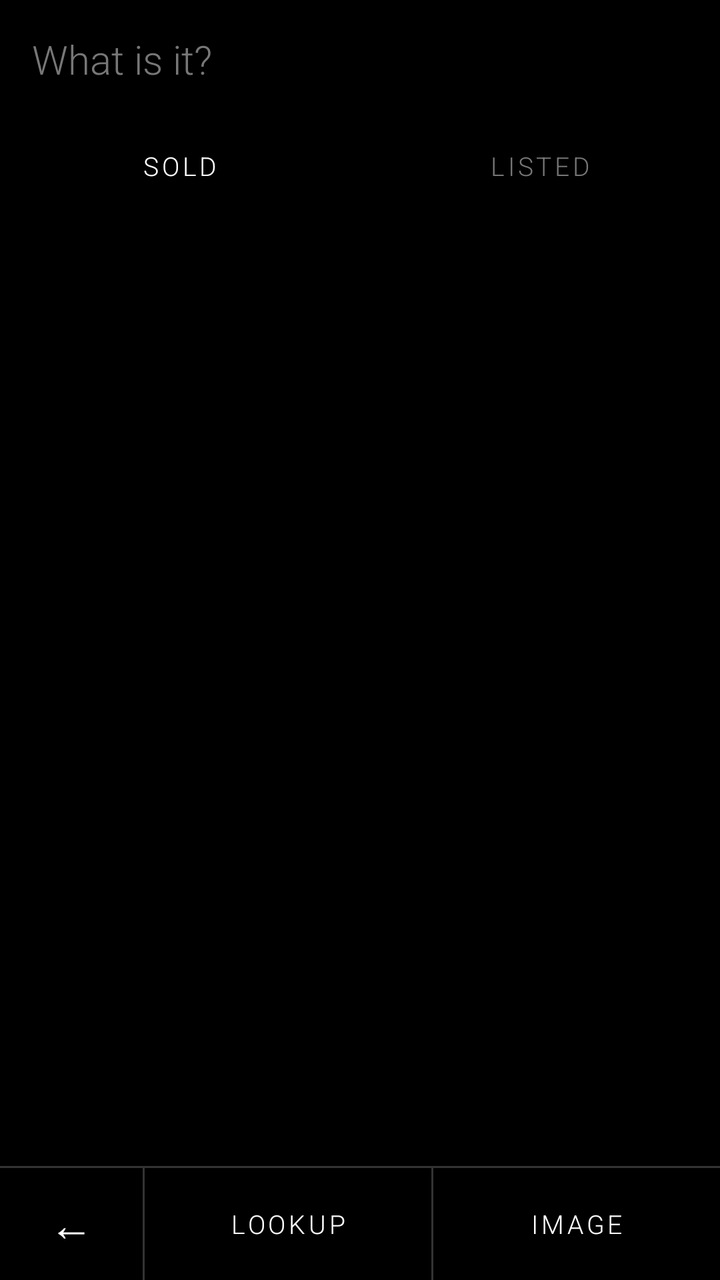
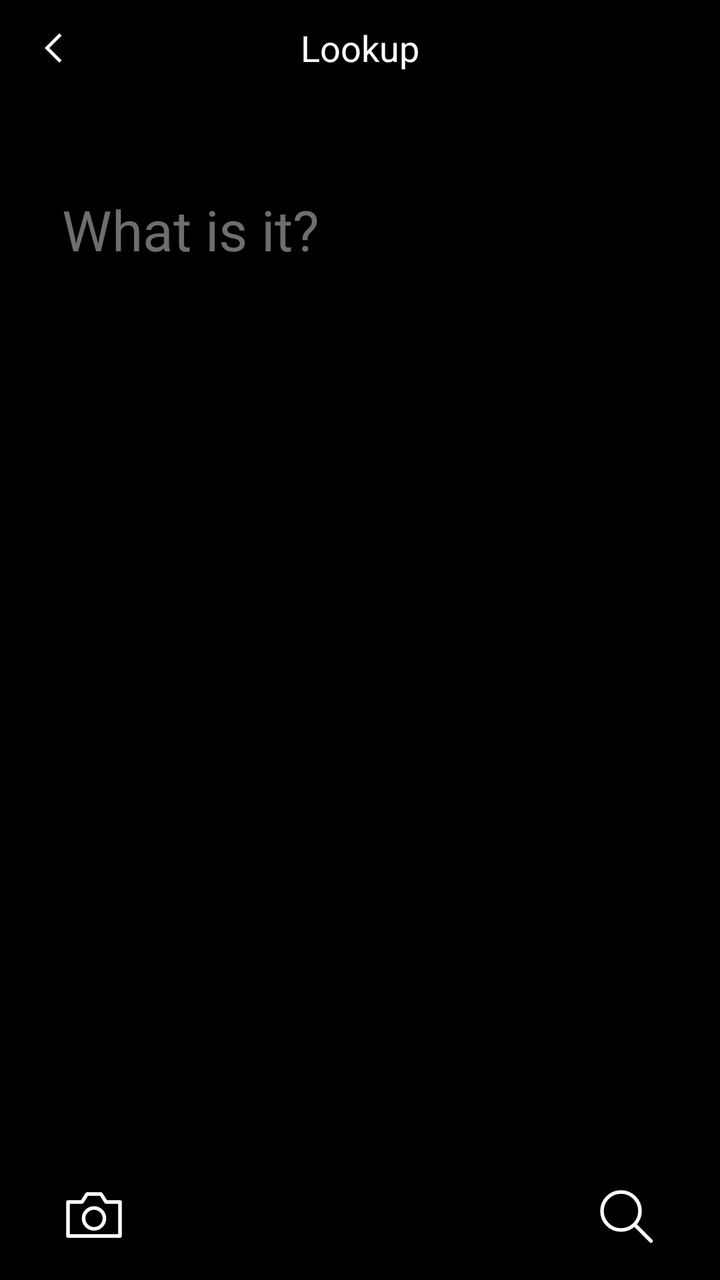

Screens rendered from an Android XML layout before and after an edit, with the pre-edit source and the edit as a unified diff.
<!-- AndroidManifest.xml: application theme Theme.LookupBrowser -->
<!-- res/layout/activity_main.xml -->
<?xml version="1.0" encoding="utf-8"?>
<LinearLayout
    xmlns:android="http://schemas.android.com/apk/res/android"
    android:layout_width="match_parent"
    android:layout_height="match_parent"
    android:orientation="vertical">

    <FrameLayout
        android:layout_width="match_parent"
        android:layout_height="0dp"
        android:layout_weight="1">

        <WebView
            android:id="@+id/webView"
            android:layout_width="match_parent"
            android:layout_height="match_parent"
            android:visibility="gone" />

        
        <LinearLayout
            android:id="@+id/lookupPane"
            android:layout_width="match_parent"
            android:layout_height="match_parent"
            android:background="#000000"
            android:orientation="vertical">

            <EditText
                android:id="@+id/queryField"
                android:layout_width="match_parent"
                android:layout_height="wrap_content"
                android:background="@android:color/transparent"
                android:fontFamily="sans-serif-light"
                android:hint="What is it?"
                android:imeOptions="actionSearch"
                android:inputType="text"
                android:maxLines="1"
                android:padding="16dp"
                android:textColor="#FFFFFF"
                android:textColorHint="#777777"
                android:textSize="20sp" />

            <LinearLayout
                android:layout_width="match_parent"
                android:layout_height="48dp"
                android:orientation="horizontal">

                <TextView
                    android:id="@+id/tabSold"
                    android:layout_width="0dp"
                    android:layout_height="match_parent"
                    android:layout_weight="1"
                    android:fontFamily="sans-serif-light"
                    android:gravity="center"
                    android:letterSpacing="0.12"
                    android:text="SOLD"
                    android:textColor="#FFFFFF"
                    android:textSize="13sp" />

                <TextView
                    android:id="@+id/tabActive"
                    android:layout_width="0dp"
                    android:layout_height="match_parent"
                    android:layout_weight="1"
                    android:fontFamily="sans-serif-light"
                    android:gravity="center"
                    android:letterSpacing="0.12"
                    android:text="LISTED"
                    android:textColor="#777777"
                    android:textSize="13sp" />
            </LinearLayout>

            <TextView
                android:id="@+id/summary"
                android:layout_width="match_parent"
                android:layout_height="wrap_content"
                android:fontFamily="sans-serif-light"
                android:paddingBottom="8dp"
                android:paddingLeft="16dp"
                android:paddingRight="16dp"
                android:textColor="#BBBBBB"
                android:textSize="15sp" />

            <ListView
                android:id="@+id/resultList"
                android:layout_width="match_parent"
                android:layout_height="0dp"
                android:layout_weight="1"
                android:divider="#222222"
                android:dividerHeight="1dp" />
        </LinearLayout>

        <WebView
            android:id="@+id/scraper"
            android:layout_width="1dp"
            android:layout_height="1dp"
            android:visibility="invisible" />
    </FrameLayout>

    
    <View
        android:layout_width="match_parent"
        android:layout_height="1dp"
        android:background="#333333" />

    
    <LinearLayout
        android:layout_width="match_parent"
        android:layout_height="56dp"
        android:background="#000000"
        android:orientation="horizontal">

        <TextView
            android:id="@+id/btnBack"
            android:layout_width="0dp"
            android:layout_height="match_parent"
            android:layout_weight="1"
            android:gravity="center"
            android:text="←"
            android:textColor="#FFFFFF"
            android:textSize="22sp"
            android:fontFamily="sans-serif-light"
            android:clickable="true"
            android:focusable="true" />

        <View
            android:layout_width="1dp"
            android:layout_height="match_parent"
            android:background="#333333" />

        <TextView
            android:id="@+id/btnEbay"
            android:layout_width="0dp"
            android:layout_height="match_parent"
            android:layout_weight="2"
            android:gravity="center"
            android:text="LOOKUP"
            android:textColor="#FFFFFF"
            android:textSize="13sp"
            android:letterSpacing="0.12"
            android:fontFamily="sans-serif-light"
            android:clickable="true"
            android:focusable="true" />

        <View
            android:layout_width="1dp"
            android:layout_height="match_parent"
            android:background="#333333" />

        <TextView
            android:id="@+id/btnImage"
            android:layout_width="0dp"
            android:layout_height="match_parent"
            android:layout_weight="2"
            android:gravity="center"
            android:text="IMAGE"
            android:textColor="#FFFFFF"
            android:textSize="13sp"
            android:letterSpacing="0.12"
            android:fontFamily="sans-serif-light"
            android:clickable="true"
            android:focusable="true" />

    </LinearLayout>
</LinearLayout>
<!-- resources referenced by this layout -->
<resources>
  <style name="Theme.LookupBrowser" parent="Theme.AppCompat.NoActionBar">
          <item name="android:windowBackground">@android:color/black</item>
          <item name="android:statusBarColor">#000000</item>
          <item name="android:navigationBarColor">#000000</item>
          <item name="android:windowLightStatusBar">false</item>
      </style>
</resources>

<!-- the commit's change to res/layout/activity_main.xml (unified diff, before → after) -->
@@ -1,83 +1,90 @@
 <?xml version="1.0" encoding="utf-8"?>
-<LinearLayout
-    xmlns:android="http://schemas.android.com/apk/res/android"
+<LinearLayout xmlns:android="http://schemas.android.com/apk/res/android"
     android:layout_width="match_parent"
     android:layout_height="match_parent"
+    android:background="#000000"
     android:orientation="vertical">
+
+    
+    <FrameLayout
+        android:layout_width="match_parent"
+        android:layout_height="48dp">
+
+        <ImageView
+            android:id="@+id/btnBack"
+            android:focusable="false"
+            android:layout_width="56dp"
+            android:layout_height="48dp"
+            android:contentDescription="Back"
+            android:paddingBottom="14dp"
+            android:paddingLeft="19dp"
+            android:paddingRight="19dp"
+            android:paddingTop="14dp"
+            android:src="@drawable/ic_back" />
+
+        <TextView
+            android:id="@+id/title"
+            android:layout_width="wrap_content"
+            android:layout_height="match_parent"
+            android:layout_gravity="center_horizontal"
+            android:ellipsize="end"
+            android:gravity="center_vertical"
+            android:maxLines="1"
+            android:maxWidth="260dp"
+            android:text="Lookup"
+            android:textColor="#FFFFFF"
+            android:textSize="18sp" />
+    </FrameLayout>
 
     <FrameLayout
         android:layout_width="match_parent"
         android:layout_height="0dp"
         android:layout_weight="1">
 
-        <WebView
-            android:id="@+id/webView"
+        
+        <LinearLayout
+            android:id="@+id/homePane"
             android:layout_width="match_parent"
             android:layout_height="match_parent"
-            android:visibility="gone" />
-
-        
-        <LinearLayout
-            android:id="@+id/lookupPane"
-            android:layout_width="match_parent"
-            android:layout_height="match_parent"
-            android:background="#000000"
-            android:orientation="vertical">
+            android:orientation="vertical"
+            android:paddingLeft="31dp"
+            android:paddingRight="31dp">
 
             <EditText
                 android:id="@+id/queryField"
                 android:layout_width="match_parent"
                 android:layout_height="wrap_content"
+                android:layout_marginTop="48dp"
                 android:background="@android:color/transparent"
-                android:fontFamily="sans-serif-light"
+                android:gravity="top|start"
                 android:hint="What is it?"
                 android:imeOptions="actionSearch"
-                android:inputType="text"
-                android:maxLines="1"
-                android:padding="16dp"
+                android:inputType="text|textNoSuggestions"
+                android:maxLines="3"
+                android:padding="0dp"
                 android:textColor="#FFFFFF"
-                android:textColorHint="#777777"
-                android:textSize="20sp" />
+                android:textColorHint="#6E6E6E"
+                android:textSize="28sp" />
+        </LinearLayout>
 
-            <LinearLayout
-                android:layout_width="match_parent"
-                android:layout_height="48dp"
-                android:orientation="horizontal">
-
-                <TextView
-                    android:id="@+id/tabSold"
-                    android:layout_width="0dp"
-                    android:layout_height="match_parent"
-                    android:layout_weight="1"
-                    android:fontFamily="sans-serif-light"
-                    android:gravity="center"
-                    android:letterSpacing="0.12"
-                    android:text="SOLD"
-                    android:textColor="#FFFFFF"
-                    android:textSize="13sp" />
-
-                <TextView
-                    android:id="@+id/tabActive"
-                    android:layout_width="0dp"
-                    android:layout_height="match_parent"
-                    android:layout_weight="1"
-                    android:fontFamily="sans-serif-light"
-                    android:gravity="center"
-                    android:letterSpacing="0.12"
-                    android:text="LISTED"
-                    android:textColor="#777777"
-                    android:textSize="13sp" />
-            </LinearLayout>
+        
+        <LinearLayout
+            android:id="@+id/resultsPane"
+            android:layout_width="match_parent"
+            android:layout_height="match_parent"
+            android:orientation="vertical"
+            android:visibility="gone">
 
             <TextView
                 android:id="@+id/summary"
                 android:layout_width="match_parent"
                 android:layout_height="wrap_content"
-                android:fontFamily="sans-serif-light"
-                android:paddingBottom="8dp"
-                android:paddingLeft="16dp"
-                android:paddingRight="16dp"
-                android:textColor="#BBBBBB"
+                android:lineSpacingExtra="2dp"
+                android:paddingBottom="12dp"
+                android:paddingLeft="31dp"
+                android:paddingRight="31dp"
+                android:paddingTop="8dp"
+                android:textColor="#9A9A9A"
                 android:textSize="15sp" />
 
             <ListView
@@ -85,9 +92,17 @@
                 android:layout_width="match_parent"
                 android:layout_height="0dp"
                 android:layout_weight="1"
-                android:divider="#222222"
-                android:dividerHeight="1dp" />
+                android:divider="@null"
+                android:dividerHeight="0dp"
+                android:overScrollMode="never"
+                android:scrollbars="none" />
         </LinearLayout>
+
+        <WebView
+            android:id="@+id/webView"
+            android:layout_width="match_parent"
+            android:layout_height="match_parent"
+            android:visibility="gone" />
 
         <WebView
             android:id="@+id/scraper"
@@ -97,68 +112,59 @@
     </FrameLayout>
 
     
-    <View
+    <FrameLayout
+        android:id="@+id/bottomBar"
         android:layout_width="match_parent"
-        android:layout_height="1dp"
-        android:background="#333333" />
+        android:layout_height="64dp">
 
-    
-    <LinearLayout
-        android:layout_width="match_parent"
-        android:layout_height="56dp"
-        android:background="#000000"
-        android:orientation="horizontal">
+        <ImageView
+            android:id="@+id/btnLeft"
+            android:focusable="false"
+            android:layout_width="wrap_content"
+            android:layout_height="match_parent"
+            android:layout_gravity="start"
+            android:contentDescription="Photo"
+            android:paddingLeft="31dp"
+            android:paddingRight="24dp"
+            android:src="@drawable/ic_camera" />
 
         <TextView
-            android:id="@+id/btnBack"
-            android:layout_width="0dp"
+            android:id="@+id/labelLeft"
+            android:focusable="false"
+            android:layout_width="wrap_content"
             android:layout_height="match_parent"
-            android:layout_weight="1"
-            android:gravity="center"
-            android:text="←"
+            android:layout_gravity="start"
+            android:gravity="center_vertical"
+            android:paddingLeft="31dp"
+            android:paddingRight="24dp"
+            android:text="SOLD"
             android:textColor="#FFFFFF"
-            android:textSize="22sp"
-            android:fontFamily="sans-serif-light"
-            android:clickable="true"
-            android:focusable="true" />
+            android:textSize="16sp"
+            android:visibility="gone" />
 
-        <View
-            android:layout_width="1dp"
+        <ImageView
+            android:id="@+id/btnRight"
+            android:focusable="false"
+            android:layout_width="wrap_content"
             android:layout_height="match_parent"
-            android:background="#333333" />
+            android:layout_gravity="end"
+            android:contentDescription="Search"
+            android:paddingLeft="24dp"
+            android:paddingRight="31dp"
+            android:src="@drawable/ic_search" />
 
         <TextView
-            android:id="@+id/btnEbay"
-            android:layout_width="0dp"
+            android:id="@+id/labelRight"
+            android:focusable="false"
+            android:layout_width="wrap_content"
             android:layout_height="match_parent"
-            android:layout_weight="2"
-            android:gravity="center"
-            android:text="LOOKUP"
-            android:textColor="#FFFFFF"
-            android:textSize="13sp"
-            android:letterSpacing="0.12"
-            android:fontFamily="sans-serif-light"
-            android:clickable="true"
-            android:focusable="true" />
-
-        <View
-            android:layout_width="1dp"
-            android:layout_height="match_parent"
-            android:background="#333333" />
-
-        <TextView
-            android:id="@+id/btnImage"
-            android:layout_width="0dp"
-            android:layout_height="match_parent"
-            android:layout_weight="2"
-            android:gravity="center"
-            android:text="IMAGE"
-            android:textColor="#FFFFFF"
-            android:textSize="13sp"
-            android:letterSpacing="0.12"
-            android:fontFamily="sans-serif-light"
-            android:clickable="true"
-            android:focusable="true" />
-
-    </LinearLayout>
+            android:layout_gravity="end"
+            android:gravity="center_vertical"
+            android:paddingLeft="24dp"
+            android:paddingRight="31dp"
+            android:text="LISTED"
+            android:textColor="#6E6E6E"
+            android:textSize="16sp"
+            android:visibility="gone" />
+    </FrameLayout>
 </LinearLayout>
<!-- resource entries referenced after the edit -->
@@ -1,5 +1,30 @@
 <!-- resources referenced by this layout -->
 <resources>
+  <!-- drawable ic_back (drawable) -->
+  <?xml version="1.0" encoding="utf-8"?>
+  <vector xmlns:android="http://schemas.android.com/apk/res/android"
+      android:width="24dp" android:height="24dp" android:viewportWidth="24" android:viewportHeight="24">
+      <path android:pathData="M15,3 L6,12 L15,21" android:strokeColor="#FFFFFF" android:strokeWidth="2.2"
+          android:strokeLineCap="butt" android:strokeLineJoin="miter" />
+  </vector>
+  <!-- drawable ic_camera (drawable) -->
+  <?xml version="1.0" encoding="utf-8"?>
+  <vector xmlns:android="http://schemas.android.com/apk/res/android"
+      android:width="32dp" android:height="32dp" android:viewportWidth="32" android:viewportHeight="32">
+      <path android:pathData="M3,9 L10,9 L12.5,5 L19.5,5 L22,9 L29,9 L29,26 L3,26 Z" android:strokeColor="#FFFFFF"
+          android:strokeWidth="1.8" android:strokeLineJoin="round" />
+      <path android:pathData="M16,12 A5.2,5.2 0 1,0 16,22.4 A5.2,5.2 0 1,0 16,12 Z" android:strokeColor="#FFFFFF"
+          android:strokeWidth="1.8" />
+  </vector>
+  <!-- drawable ic_search (drawable) -->
+  <?xml version="1.0" encoding="utf-8"?>
+  <vector xmlns:android="http://schemas.android.com/apk/res/android"
+      android:width="32dp" android:height="32dp" android:viewportWidth="32" android:viewportHeight="32">
+      <path android:pathData="M13.5,4 A9.5,9.5 0 1,0 13.5,23 A9.5,9.5 0 1,0 13.5,4 Z" android:strokeColor="#FFFFFF"
+          android:strokeWidth="1.8" />
+      <path android:pathData="M20.5,20.5 L28.5,28.5" android:strokeColor="#FFFFFF" android:strokeWidth="1.8"
+          android:strokeLineCap="round" />
+  </vector>
   <style name="Theme.LookupBrowser" parent="Theme.AppCompat.NoActionBar">
           <item name="android:windowBackground">@android:color/black</item>
           <item name="android:statusBarColor">#000000</item>
